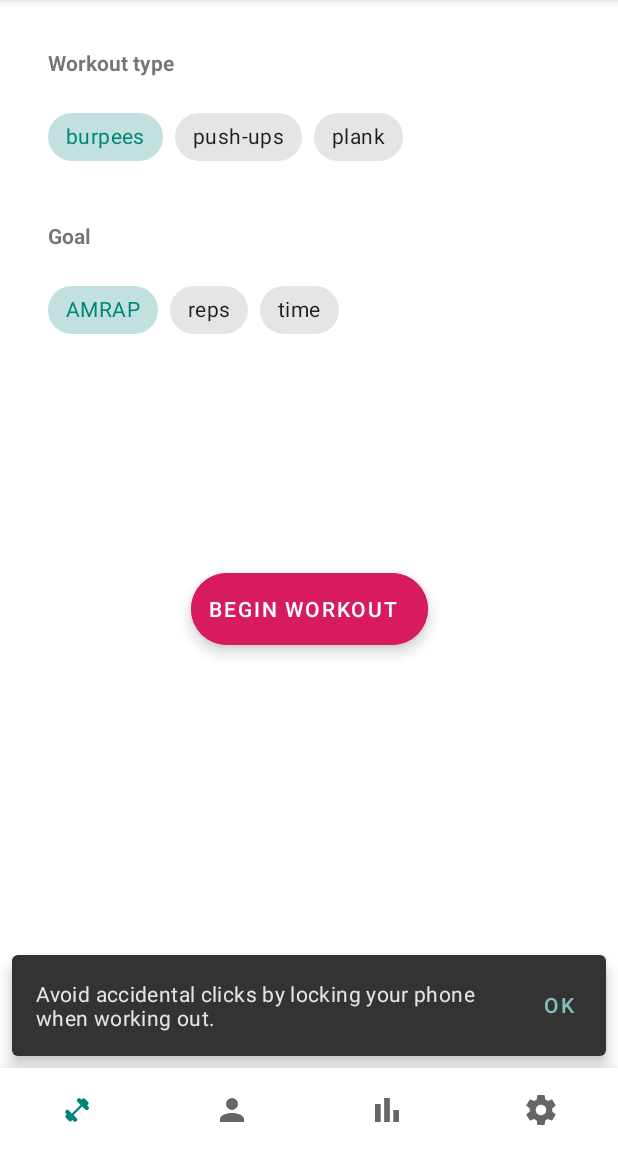
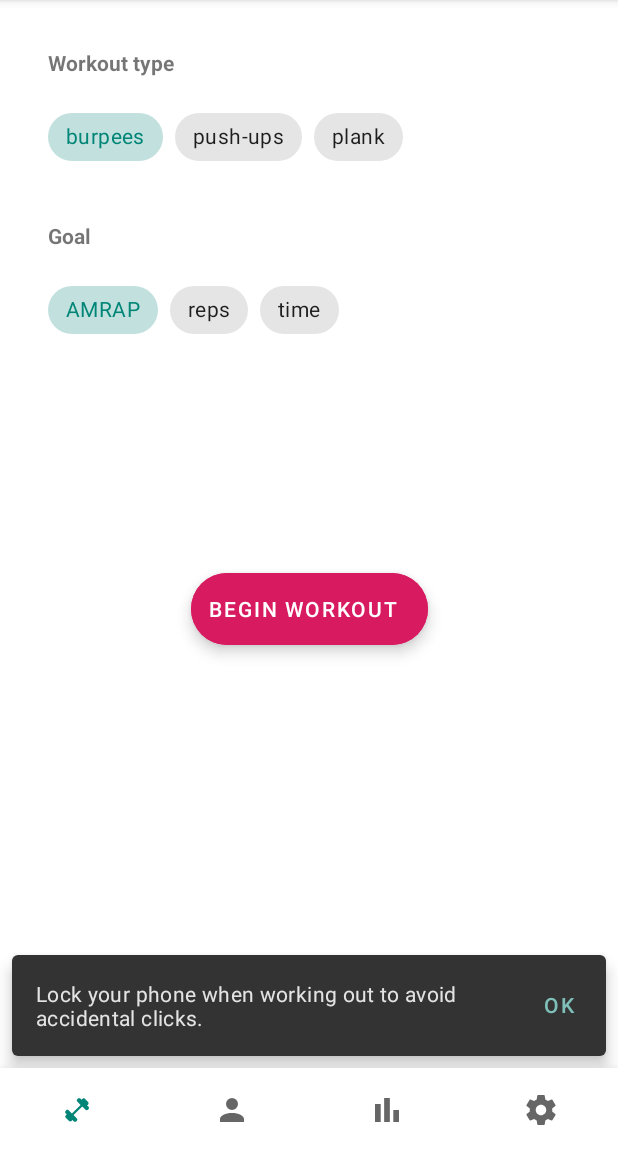
Before and after one commit to krmax44/burpee-buddy, an Android app: the screen it shows after launch (MainActivity), on a phone screen of 412 x 824 dp, the part 84-1236 px from its top. Run offline under Robolectric (Android 15) with nearby library versions, the phone set to English and light mode, and no system bars; our stand-ins replace EventBus, navigation-ui; 1 statement that could not run was skipped.

Commit message:
update string

```diff
--- a/app/src/main/res/values/strings.xml
+++ b/app/src/main/res/values/strings.xml
@@ -1,6 +1,6 @@
 <resources>
     <string name="app_name">Burpee Buddy</string>
     <string name="implementation_not_ready">This feature is coming soon.</string>
-    <string name="snack_avoid_clicks">Avoid accidental clicks by locking your phone when working out.</string>
+    <string name="snack_avoid_clicks">Lock your phone when working out to avoid accidental clicks.</string>
     <string name="action_stop">STOP</string>
 </resources>
```
